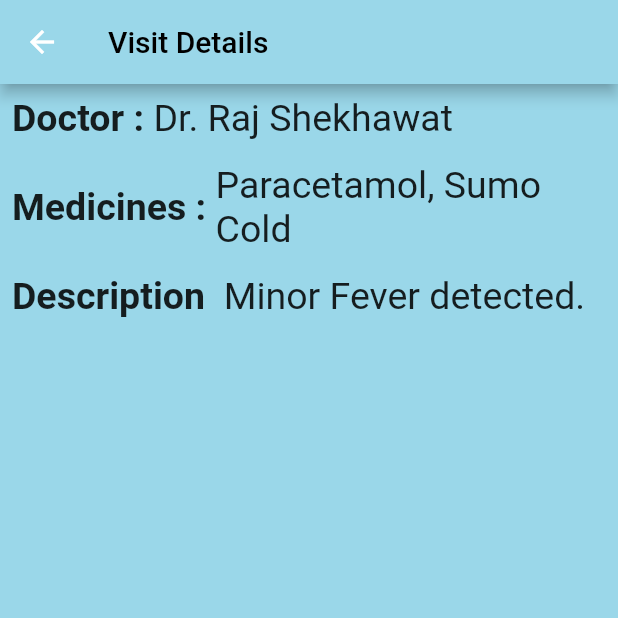
After one commit to singhalpranav22/health_bloom, a Flutter app: the RequestView screen opened directly, on a phone screen of 412 x 824 dp, the top half of it. The commit adds this screen. Run offline on Flutter 3.47's test engine with Material 2 defaults, Android fonts, the phone set to English and light mode, and no system bars; our stand-ins replace cloud_firestore, file_picker, firebase_auth, firebase_core, firebase_storage, fl_chart and 4 more; missing offline and left inert: clipboard, firebase_ml_vision; accounts and stored records are empty.

Commit message:
Prescription data screen made

```diff
--- a/lib/database.dart
+++ b/lib/database.dart
@@ -17,5 +17,4 @@ class DatabaseService{
     }
     );
   }
-
 }
--- a/lib/showvisits.dart
+++ b/lib/showvisits.dart
@@ -1,6 +1,7 @@
 import 'package:cloud_firestore/cloud_firestore.dart';
 import 'package:flutter/material.dart';
 import 'package:firebase_auth/firebase_auth.dart';
+import 'package:medhelp/visitdetails.dart';
 
 class ShowVisits extends StatefulWidget {
   @override
@@ -41,7 +42,7 @@ class _ShowVisitsState extends State<ShowVisits> {
                   return ListTile(
                     title: Text(document['doctor']),
                     onTap: (){
-
+                      Navigator.push(context, MaterialPageRoute(builder: (context) => RequestView()));
                     },
                   );
                 },
--- /dev/null
+++ b/lib/visitdetails.dart
@@ -0,0 +1,156 @@
+import 'package:flutter/material.dart';
+class RequestView extends StatelessWidget {
+  @override
+  Widget build(BuildContext context) {
+    return Scaffold(
+      appBar: AppBar(
+        title: Text("Visit Details",
+          style: TextStyle(
+            color: Colors.black,
+          ),
+        ),
+        backgroundColor: Color(0xff9ad7e9),
+      ),
+      body: Container(
+        color:  Color(0xff9ad7e9),
+        child: Column(
+          children: <Widget>[
+//            Padding(
+//              padding: const EdgeInsets.all(8.0),
+//              child: Center(
+//                child: Image.asset("images/help.png",
+//                  height: 150.0,
+//                ),
+//
+//              ),
+//            ),
+            Padding(
+              padding: const EdgeInsets.all(8.0),
+              child: Row(
+                children: [
+                  Text("Doctor : ",
+                    style: TextStyle(
+                      fontWeight: FontWeight.bold,
+                      fontSize: 25.0,
+                    ),
+
+                  ),
+                  Text("Dr. Raj Shekhawat",
+                    style: TextStyle(
+//                    fontWeight: FontWeight.bold,
+                      fontSize: 25.0,
+                    ),
+                  )
+                ],
+              ),
+            ),
+            Padding(
+              padding: const EdgeInsets.all(8.0),
+              child: Row(
+                children: [
+                  Text("Medicines : ",
+                    style: TextStyle(
+                      fontWeight: FontWeight.bold,
+                      fontSize: 25.0,
+                    ),
+
+                  ),
+                  Expanded(
+                    child: Text("Paracetamol, Sumo Cold",
+                      style: TextStyle(
+//                    fontWeight: FontWeight.bold,
+                        fontSize: 25.0,
+                      ),
+                    ),
+                  )
+                ],
+              ),
+            ),
+
+            Padding(
+              padding: const EdgeInsets.all(8.0),
+              child: Row(
+                children: [
+                  Text("Description ",
+                    style: TextStyle(
+                      fontWeight: FontWeight.bold,
+                      fontSize: 25.0,
+                    ),
+
+                  ),
+
+                  Expanded(
+                    child: Text(" Minor Fever detected.",
+                      style: TextStyle(
+//                    fontWeight: FontWeight.bold,
+                        fontSize: 25.0,
+                      ),
+                    ),
+                  )
+                ],
+              ),
+            ),
+//            Padding(
+//              padding: const EdgeInsets.all(8.0),
+//              child: Row(
+//                children: [
+//                  Text("Address : ",
+//                    style: TextStyle(
+//                      fontWeight: FontWeight.bold,
+//                      fontSize: 25.0,
+//                    ),
+//
+//                  ),
+//                  Expanded(
+//
+//                    child: Text("${need.address}",
+//                      style: TextStyle(
+////                    fontWeight: FontWeight.bold,
+//                        fontSize: 25.0,
+//                      ),
+//                    ),
+//                  )
+//                ],
+//              ),
+//            ),
+//            Padding(
+//                padding: const EdgeInsets.all(8.0),
+//
+////
+////                ),
+//                child:  Card(
+//                  color: Colors.blue[100],
+//                  shape: RoundedRectangleBorder(
+//                    borderRadius: BorderRadius.circular(55),
+//                  ),
+//                  child: ListTile(
+//                    contentPadding: EdgeInsets.symmetric(
+//                        horizontal: 25, vertical: 20),
+//                    shape: RoundedRectangleBorder(
+//                      borderRadius: BorderRadius.vertical(
+//                          bottom: Radius.circular(10.0),
+//                          top: Radius.circular(2.0)),
+//                    ),
+////                  child: Padding(
+////                    padding: const EdgeInsets.all(8.0),
+//                    title: Expanded(
+//                      child: Text("${need.description}",
+//                        textAlign: TextAlign.center,
+//                        style: TextStyle(
+//
+//                          fontSize: 25.0,
+//                        ),
+////                      ),
+//                      ),
+//                    ),
+//                  ),
+//                )
+//
+//            ),
+          ],
+        ),
+      ),
+
+    );
+  }
+}
```
